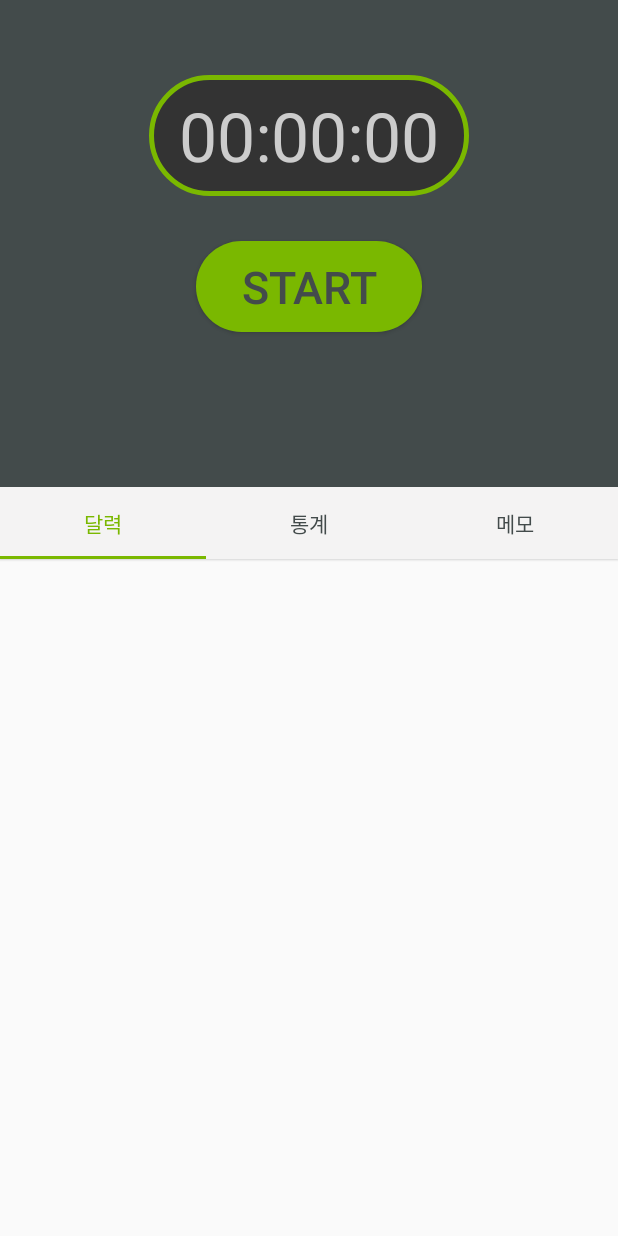
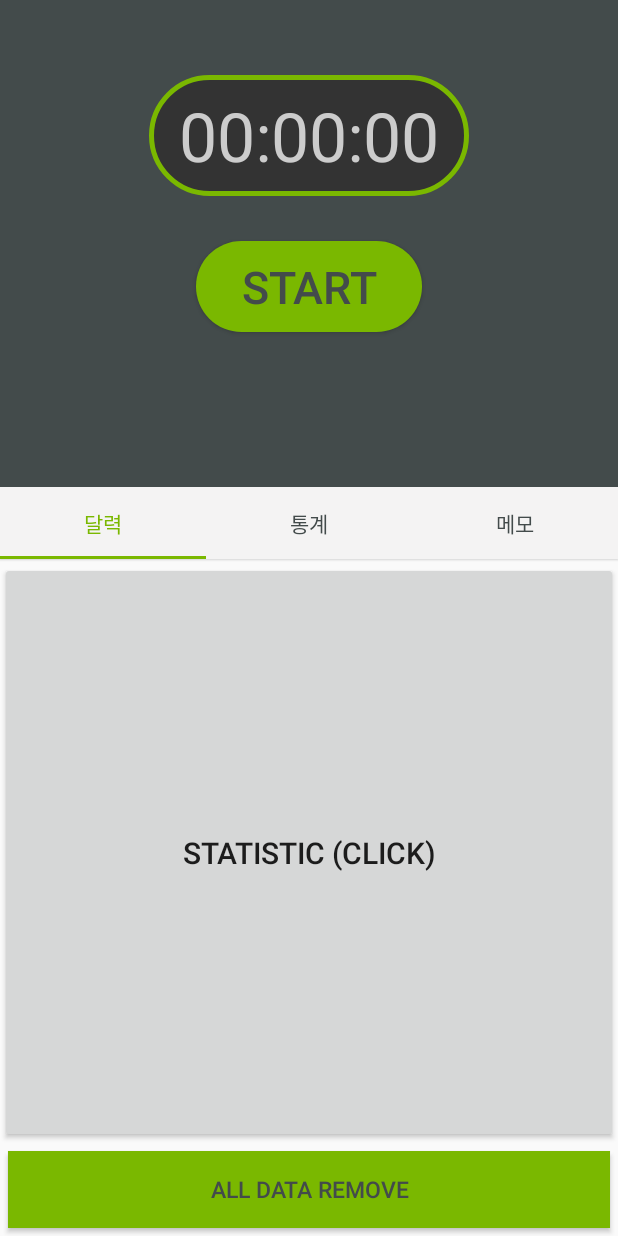
Before and after one commit to KooMinJun/TermProject, an Android app: the fragment Fragment2 placed in its activity, on a phone screen of 412 x 824 dp. Run offline under Robolectric (Android 15) with nearby library versions, the phone set to English and light mode, and no system bars.

Commit message:
Term Project, 12/04 : 통계 layout 생성 및 데이터베이스 세부 구축 완료

```diff
--- a/TermProject/src/main/AndroidManifest.xml
+++ b/TermProject/src/main/AndroidManifest.xml
@@ -25,6 +25,7 @@
             </intent-filter>
         </activity>
         <activity android:name=".MainActivity"></activity>
+        <activity android:name=".StatisticActivity"></activity>
 
     </application>
 
--- a/TermProject/src/main/java/my/kmucs/com/koo_timer/Fragment2.java
+++ b/TermProject/src/main/java/my/kmucs/com/koo_timer/Fragment2.java
@@ -4,12 +4,14 @@ package my.kmucs.com.koo_timer;
  * Created by Koo on 2016-12-01.
  */
 
+import android.content.Intent;
 import android.os.Bundle;
 import android.support.annotation.Nullable;
 import android.support.v4.app.Fragment;
 import android.view.LayoutInflater;
 import android.view.View;
 import android.view.ViewGroup;
+import android.widget.Button;
 
 /**
  * Created by Koo on 2016-11-21.
@@ -17,11 +19,26 @@ import android.view.ViewGroup;
 
 public class Fragment2 extends Fragment {
 
+    Button btn_statistic, btn_all_reset;
+    Intent i;
+
     @Nullable
     @Override
     public View onCreateView(LayoutInflater inflater, @Nullable ViewGroup container, @Nullable Bundle savedInstanceState) {
         ViewGroup rootView = (ViewGroup)inflater.inflate(R.layout.fragment2, container, false);
 
+        btn_all_reset = (Button)rootView.findViewById(R.id.all_data_reset_btn);
+        btn_statistic = (Button)rootView.findViewById(R.id.statistic);
+        i = new Intent(getActivity(), StatisticActivity.class);
+
+        btn_statistic.setOnClickListener(new View.OnClickListener(){
+
+            @Override
+            public void onClick(View v) {
+                startActivity(i);
+            }
+        });
+
         return rootView;
     }
 }
--- a/TermProject/src/main/java/my/kmucs/com/koo_timer/MainActivity.java
+++ b/TermProject/src/main/java/my/kmucs/com/koo_timer/MainActivity.java
@@ -1,14 +1,20 @@
 package my.kmucs.com.koo_timer;
 
 import android.content.Context;
+import android.database.sqlite.SQLiteDatabase;
 import android.hardware.Sensor;
 import android.hardware.SensorEvent;
 import android.hardware.SensorEventListener;
 import android.hardware.SensorManager;
+import android.icu.util.Calendar;
+import android.icu.util.GregorianCalendar;
+import android.icu.util.TimeZone;
+import android.os.Build;
 import android.os.Bundle;
 import android.os.Handler;
 import android.os.PowerManager;
 import android.os.SystemClock;
+import android.support.annotation.RequiresApi;
 import android.support.design.widget.TabLayout;
 import android.support.v4.app.Fragment;
 import android.support.v7.app.AppCompatActivity;
@@ -20,6 +26,14 @@ import android.widget.Toast;
 
 public class MainActivity extends AppCompatActivity implements SensorEventListener {
 
+    Calendar cal;
+    TimeZone timeZone;
+    int year, month, day;
+    String hour, minute, second;
+
+    MyDB mydb;
+    SQLiteDatabase sqlite;
+    String sql;
 
     PowerManager powerManager;
     PowerManager.WakeLock wakeLock;
@@ -58,10 +72,15 @@ public class MainActivity extends AppCompatActivity implements SensorEventListen
     };
 
 
+    @RequiresApi(api = Build.VERSION_CODES.N)
     @Override
     protected void onCreate(Bundle savedInstanceState) {
         super.onCreate(savedInstanceState);
         setContentView(R.layout.activity_main);
+
+
+        //데이터베이스 연결
+        mydb = new MyDB(this);
 
         //화면관리하기위한 코드선언부
         try{
@@ -96,6 +115,7 @@ public class MainActivity extends AppCompatActivity implements SensorEventListen
         countUp = (Button)findViewById(R.id.countUp);
 
         countUp.setOnClickListener(new View.OnClickListener() {
+            @RequiresApi(api = Build.VERSION_CODES.N)
             @Override
             public void onClick(View v) {
                 switch (countUp.getText().toString()){
@@ -108,6 +128,27 @@ public class MainActivity extends AppCompatActivity implements SensorEventListen
 
                     case "SAVE & RESET":
                         buttonClickTimeStop();
+
+                        cal = new GregorianCalendar();
+                        timeZone = TimeZone.getTimeZone("Asia/Seoul");
+                        cal.setTimeZone(timeZone);
+
+                        year = cal.get(Calendar.YEAR);
+                        month = cal.get(Calendar.MONTH) + 1;
+                        day = cal.get(Calendar.DAY_OF_MONTH);
+                        hour = mEllapse.getText().toString().substring(0,2);
+                        minute = mEllapse.getText().toString().substring(3,5);
+                        second = mEllapse.getText().toString().substring(6,8);
+
+                        sqlite = mydb.getWritableDatabase(); //읽기쓰기가능한속성
+                        sql = "INSERT INTO timeRecord(year, month, day, hour, min, sec) VALUES('" +year+"', '"+month+"', '" +day+ "', '" +hour+"', '" +minute+ "','"+ second+"')";
+
+                        Log.d("SQL : ", sql);
+                        sqlite.execSQL(sql);
+
+                        sqlite.close();
+                        Toast.makeText(getApplicationContext(), "데이터가 저장되었습니다.", Toast.LENGTH_SHORT).show();
+
                         mEllapse.setText("00:00:00");
                         countUp.setText("START");
                         break;
@@ -229,7 +270,11 @@ public class MainActivity extends AppCompatActivity implements SensorEventListen
         long now = SystemClock.elapsedRealtime();
         long ell = now - mBaseTime; //현재시간과 지난 시간을 뺴서 ell값을 구하고
         //아래에서 포맷을 예쁘게 바꾼다음 리턴해준다.
-        String sEll = String.format("%02d:%02d:%02d", ell/1000/60, (ell/1000)%60, (ell % 1000)/10);
+        // millsec : (ell % 1000) / 10
+        // sec : (ell/1000)%60
+        // min :
+
+        String sEll = String.format("%02d:%02d:%02d", (ell/(1000*60*60)) % 24, (ell/(1000*60))%60, (ell/1000)%60);
         return sEll;
     }
 
--- a/TermProject/src/main/res/layout/fragment2.xml
+++ b/TermProject/src/main/res/layout/fragment2.xml
@@ -3,10 +3,32 @@
     android:orientation="vertical" android:layout_width="match_parent"
     android:layout_height="match_parent">
 
+
+
     <Button
-        android:id="@+id/frag_btn03"
-        android:layout_width="wrap_content"
-        android:layout_height="wrap_content"
-        android:text="세번째"/>
+        android:layout_marginTop="50dp"
+        android:id="@+id/statistic"
+        android:layout_weight="1"
+        android:layout_width="match_parent"
+        android:layout_height="match_parent"
+        android:text="STATISTIC (Click)"
+        android:textSize="20dp"/>
+
+    <LinearLayout
+        android:gravity="center"
+        android:layout_weight="7"
+        android:layout_width="match_parent"
+        android:layout_height="match_parent">
+
+        <Button
+            android:id="@+id/all_data_reset_btn"
+            android:background="@drawable/button_shape_fragment"
+            android:layout_margin="5dp"
+            android:layout_width="match_parent"
+            android:layout_height="match_parent"
+            android:text="All Data Remove"
+            android:textColor="@color/button_selector"
+            android:textSize="15dp"/>
+    </LinearLayout>
 
 </LinearLayout>
--- a/TermProject/src/main/res/layout/fragment3.xml
+++ b/TermProject/src/main/res/layout/fragment3.xml
@@ -18,7 +18,7 @@
         android:layout_height="match_parent">
 
         <Button
-            android:background="@drawable/button_shape_savememo"
+            android:background="@drawable/button_shape_fragment"
             android:layout_margin="5dp"
             android:layout_width="match_parent"
             android:layout_height="match_parent"
```
Also changed, not shown: TermProject/build.gradle (+7 -2 lines), TermProject/src/main/java/my/kmucs/com/koo_timer/StatisticActivity.java (added, +17 -0 lines), TermProject/src/main/res/layout/activity_statistic.xml (added, +11 -0 lines), TermProject/src/main/res/drawable/button_shape_fragment.xml (renamed from TermProject/src/main/res/drawable/button_shape_savememo.xml), 126 other files.
